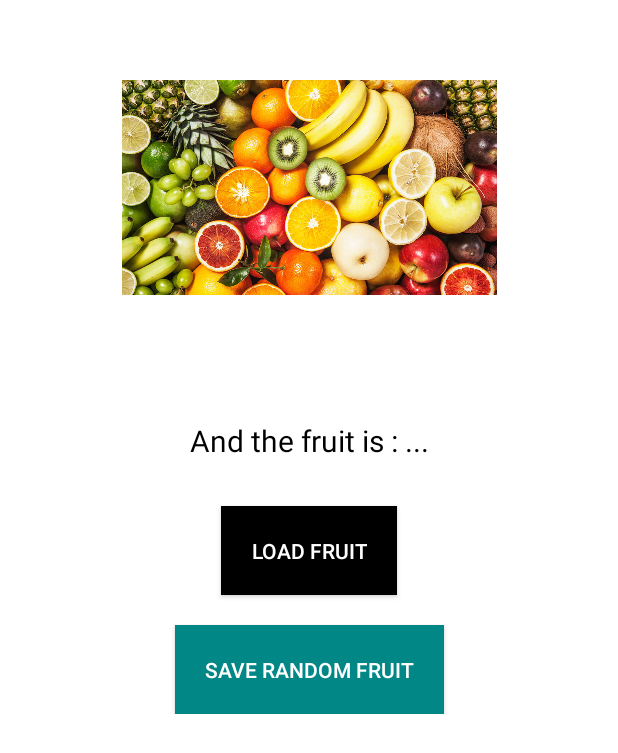
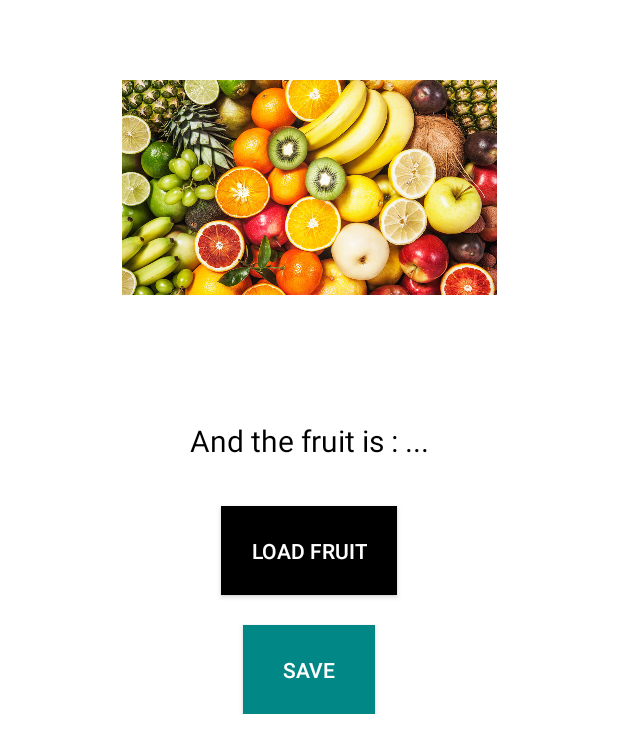
Before and after one commit to Nouman4784/MyTestRepository, an Android app: the layout activity_main.xml on its own in the app's theme, with its tools: preview values and no code run, on a phone screen of 412 x 824 dp. Shown: the top 753 px of the screen. Run offline under Robolectric (Android 15) with nearby library versions, the phone set to English and light mode, and no system bars.

Commit message:
Changed text of save button

```diff
--- a/GsonInterfaces/app/src/main/res/layout/activity_main.xml
+++ b/GsonInterfaces/app/src/main/res/layout/activity_main.xml
@@ -50,7 +50,7 @@
                 android:layout_margin="20dp"
                 android:background="@color/teal_700"
                 android:padding="20dp"
-                android:text="@string/save_random_fruit"
+                android:text="@string/save"
                 android:textColor="@color/white"
                 app:layout_constraintEnd_toEndOf="parent"
                 app:layout_constraintStart_toStartOf="parent"
--- a/GsonInterfaces/app/src/main/res/values/strings.xml
+++ b/GsonInterfaces/app/src/main/res/values/strings.xml
@@ -3,4 +3,5 @@
     <string name="and_the_fruit_is">And the fruit is : ...</string>
     <string name="load_fruit">load fruit</string>
     <string name="save_random_fruit">Save random fruit</string>
+    <string name="save">Save</string>
 </resources>
```
